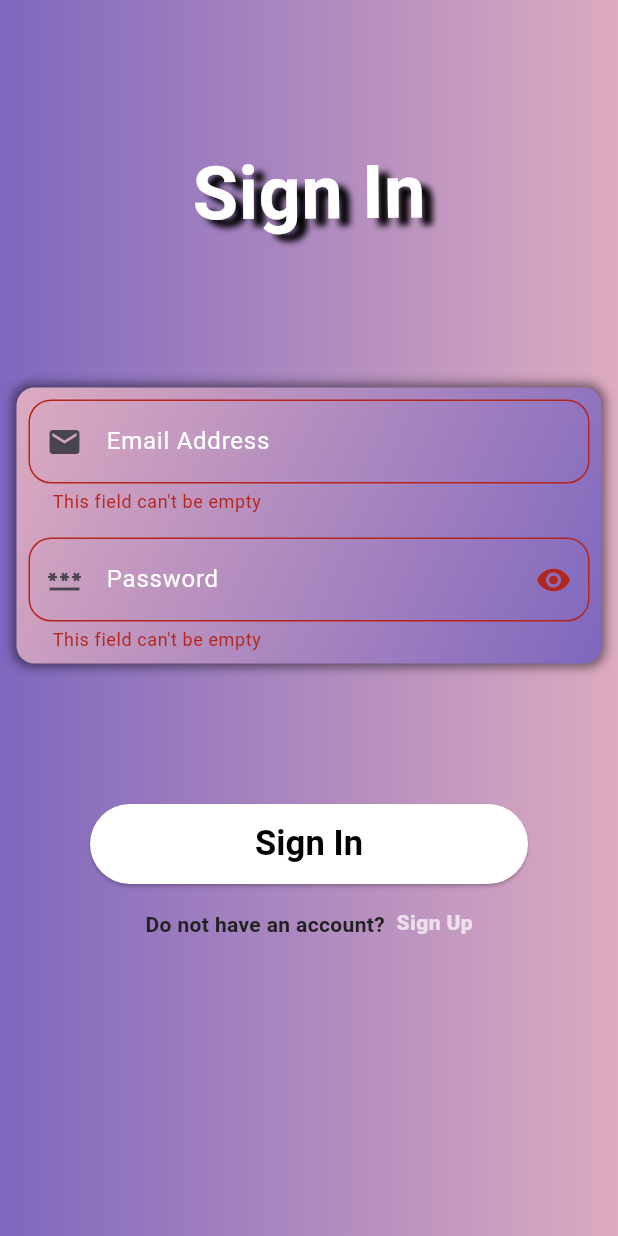
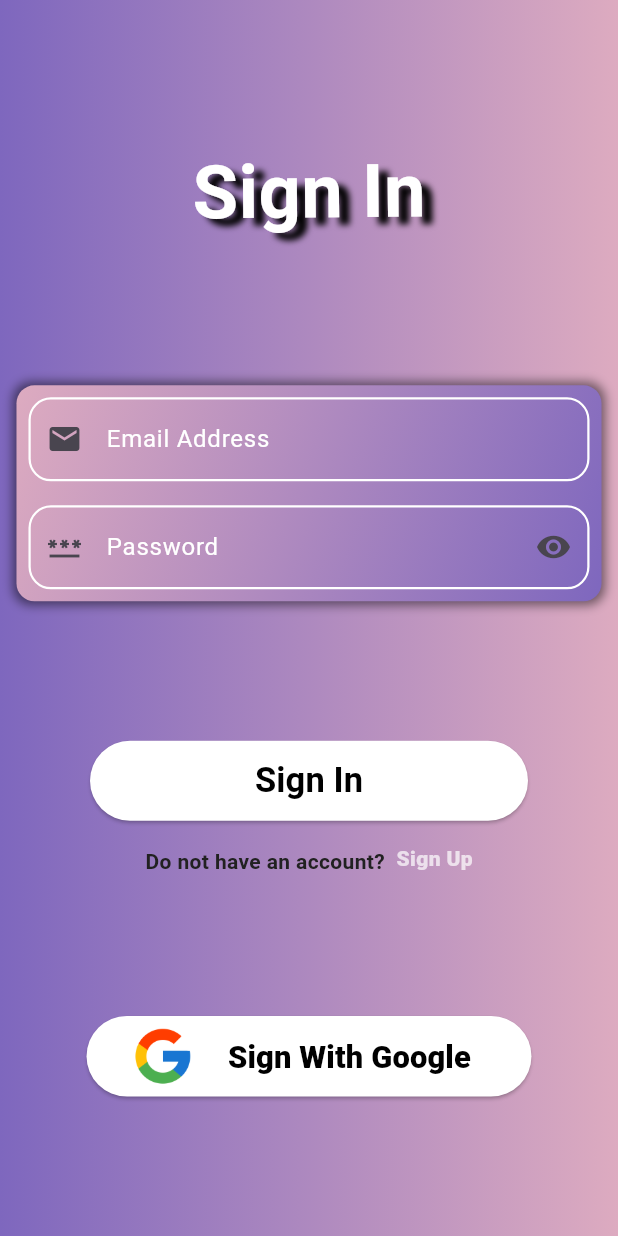
Before and after one commit to Ramy-khashan/skype-clone, a Flutter app: the screen it shows after launch, on a phone screen of 412 x 824 dp. Run offline on Flutter 3.47's test engine with Material 2 defaults, Android fonts, the phone set to English and light mode, and no system bars; our stand-ins replace cloud_firestore, dartz, dio, equatable, firebase_auth, firebase_core and 6 more; missing offline and left inert: dio_http_formatter; accounts and stored records are empty.

Commit message:
adding sign in with google

```diff
--- a/lib/core/repository/sign_in_repository/sign_in_repository.dart
+++ b/lib/core/repository/sign_in_repository/sign_in_repository.dart
@@ -5,4 +5,5 @@ abstract class SignInRepository {
   Future<Either<ServerException, String>> signIn(
       {required String email, required String password});
   Future<Either<ServerException, String>> forgetPassword();
+  Future<Either<String, String>> signInWithGoogle();
 }
--- a/lib/core/utils/app_assets.dart
+++ b/lib/core/utils/app_assets.dart
@@ -0,0 +1,4 @@
+class AppAssets{
+  static const String baseUrl="assets/images/";
+  static const String google="${baseUrl}google.png";
+}
--- a/lib/core/utils/storage_keys.dart
+++ b/lib/core/utils/storage_keys.dart
@@ -4,4 +4,5 @@ class StorageKeys {
   static const String userUid = "user_uid";
   static const String userId = "user_id";
   static const String userName = "user_name";
+  static const String userImage = "user_image";
 }
--- a/lib/core/widget/app_text_field.dart
+++ b/lib/core/widget/app_text_field.dart
@@ -24,7 +24,6 @@ class AppTextField extends StatelessWidget {
       padding: const EdgeInsets.all(8.0),
 
       child: TextFormField(
-        autovalidateMode:AutovalidateMode.always ,
         obscureText: isPassword ? isHidePassword : false,
       controller: controller,
         validator: (value) => onValidate(value),
--- a/lib/modules/sign_in/controller/sign_in_state.dart
+++ b/lib/modules/sign_in/controller/sign_in_state.dart
@@ -12,3 +12,6 @@ class ShowPasswordState extends SignInState {}
 class LoadingSignInState extends SignInState {}
 class FaildSignInState extends SignInState {}
 class SuccessgSignInState extends SignInState {}
+ class LoadingSignInGoogleState extends SignInState {}
+class FaildSignInGoogleState extends SignInState {}
+class SuccessgSignInGoogleState extends SignInState {}
--- a/lib/modules/sign_in/view/sign_in.dart
+++ b/lib/modules/sign_in/view/sign_in.dart
@@ -1,6 +1,8 @@
 import 'package:flutter/material.dart';
 import 'package:flutter_bloc/flutter_bloc.dart';
+import 'package:skype/core/utils/app_assets.dart';
 import 'package:skype/core/utils/app_color.dart';
+import 'package:skype/core/utils/functions/app_toast.dart';
 import 'package:skype/core/utils/functions/size_config.dart';
 import 'package:skype/core/widget/animation_head.dart';
 import 'package:skype/core/widget/app_button.dart';
@@ -69,8 +71,8 @@ class SignInScreen extends StatelessWidget {
                               AppTextField(
                                   prefexIcon: const Icon(Icons.email),
                                   onValidate: (val) {
-                                     if(val.toString().isEmpty){
-                                      return"This field can't be empty";
+                                    if (val.toString().isEmpty) {
+                                      return "This field can't be empty";
                                     }
                                     return null;
                                   },
@@ -79,14 +81,13 @@ class SignInScreen extends StatelessWidget {
                               AppTextField(
                                   prefexIcon: const Icon(Icons.password),
                                   onValidate: (val) {
-                                    if(val.toString().isEmpty){
-                                      return"This field can't be empty";
+                                    if (val.toString().isEmpty) {
+                                      return "This field can't be empty";
                                     }
                                     return null;
                                   },
                                   isPassword: true,
                                   isHidePassword: controller.isShowPassword,
-
                                   onPressShow: () {
                                     controller.changeViewPassord();
                                   },
@@ -139,7 +140,41 @@ class SignInScreen extends StatelessWidget {
                           ],
                         ),
                         SizedBox(
-                          height: getHeight(10),
+                          width: getWidth(270),
+                          height: getHeight(53),
+                          child: ElevatedButton(
+                            style: ElevatedButton.styleFrom(
+                              backgroundColor: Colors.white,
+                            ),
+                            onPressed: controller.isLoadingSignInGoogle
+                                ? () {
+                                    appToast("in Process");
+                                  }
+                                : () {
+                                    controller.signInWithGoogle(context);
+                                  },
+                            child: Row(
+                              mainAxisAlignment: MainAxisAlignment.spaceBetween,
+                              children: [
+                                Padding(
+                                  padding: const EdgeInsets.all(5.0),
+                                  child: Image.asset(
+                                    AppAssets.google,
+                                  ),
+                                ),
+                                Text(
+                                  "Sign With Google",
+                                  style: TextStyle(
+                                      color: Colors.black,
+                                      fontSize: getFont(25),
+                                      fontWeight: FontWeight.w800),
+                                ),
+                                Visibility(
+                                    visible: controller.isLoadingSignInGoogle,
+                                    child: const LoadingItem())
+                              ],
+                            ),
+                          ),
                         ),
                       ],
                     ),
--- a/lib/modules/splash_screen/view/view.dart
+++ b/lib/modules/splash_screen/view/view.dart
@@ -65,7 +65,7 @@ class _SplashScreenState extends State<SplashScreen> {
                       shadows: const [
                         Shadow(
                             blurRadius: 6,
-                            color: Colors.black,
+                            color: Colors.white,
                             offset: Offset(3, 3))
                       ]),
                 ),
--- a/lib/skype_app.dart
+++ b/lib/skype_app.dart
@@ -4,6 +4,8 @@ import 'package:skype/core/repository/sign_up_repository/sign_up_repository_impl
 import 'package:skype/core/services/server_locator.dart';
 import 'package:skype/core/utils/app_color.dart';
 import 'package:skype/core/utils/app_strings.dart';
+import 'package:skype/modules/home/view/home_screen.dart';
+import 'package:skype/modules/sign_in/view/sign_in.dart';
 import 'package:skype/modules/sign_up/controller/sign_up_cubit.dart';
 
 import 'core/repository/sign_in_repository/sign_in_repository_impl.dart';
@@ -30,9 +32,9 @@ class SkypeApp extends StatelessWidget {
         debugShowCheckedModeBanner: false,
         title: AppString.title,
         theme: ThemeData(
-          useMaterial3: true,
+            useMaterial3: true,
         ),
-        home: const SplashScreen(),
+        home: const SignInScreen(),
       ),
     );
   }
--- a/pubspec.yaml
+++ b/pubspec.yaml
@@ -22,7 +22,7 @@ dependencies:
   flutter_bloc: ^8.1.2
   fluttertoast: ^8.2.1
   get_it: ^7.2.0
-  google_sign_in: ^6.0.2
+  google_sign_in: ^5.4.2
   shimmer: ^2.0.0
 
   flutter_secure_storage: ^8.0.0
@@ -34,8 +34,8 @@ dev_dependencies:
 flutter:
 
   uses-material-design: true
-  # assets:
-  #   - images/a_dot_burr.jpeg
+  assets:
+    - assets/images/
   #   - images/a_dot_ham.jpeg
   # fonts:
   #   - family: Schyler
```
Also changed, not shown: lib/core/repository/sign_in_repository/sign_in_repository_impl.dart (+66 -0 lines), lib/core/repository/sign_up_repository/sign_up_repository_impl.dart (+3 -4 lines), lib/main.dart (+7 -7 lines), lib/modules/home/view/home_screen.dart (added, +54 -0 lines), lib/modules/sign_in/controller/sign_in_cubit.dart (+30 -6 lines), assets/images/google.png (added), pubspec.lock, 4 other files.
